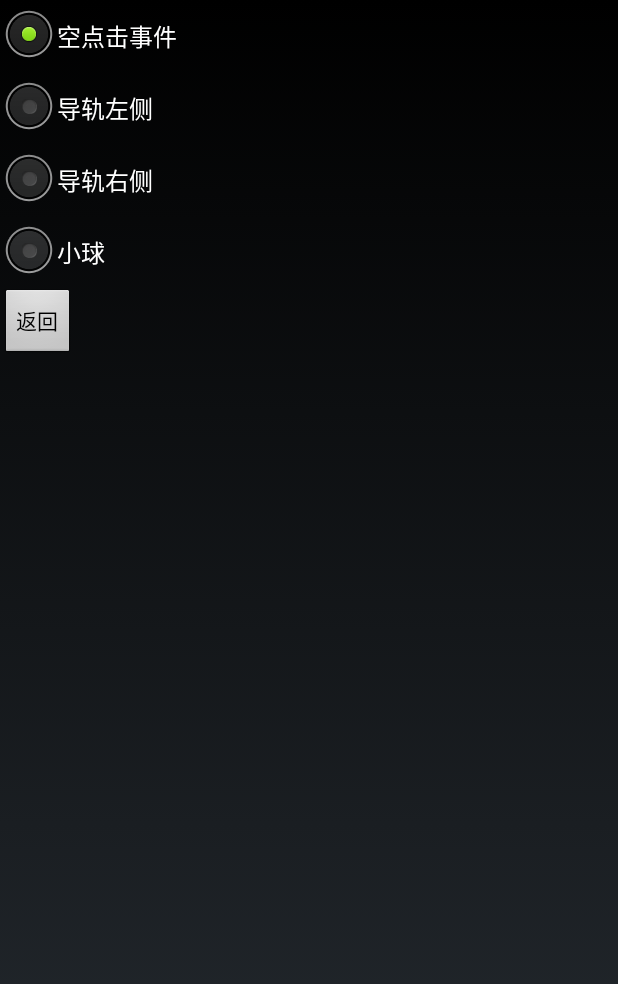
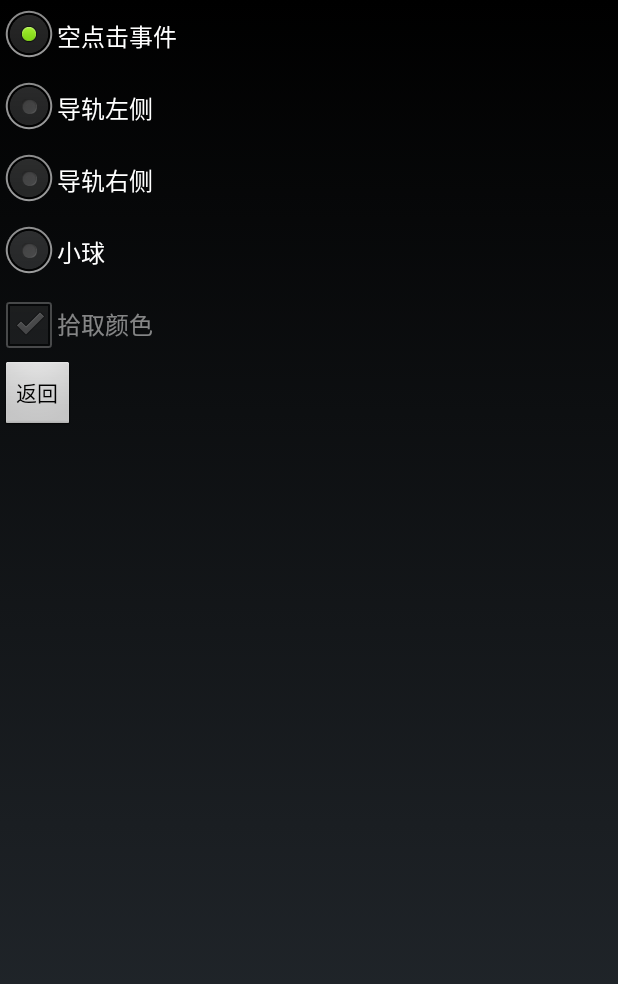
Before and after one commit to zsyh/BallTracking, an Android app: the layout setrange.xml on its own in the app's theme, with its tools: preview values and no code run, on a phone screen of 412 x 824 dp. Shown: the top 984 px of the screen. Run offline under Robolectric (Android 15) with nearby library versions, the phone set to English and light mode, and no system bars.

Commit message:
三个框全部框定以后,可以设置成只改变选框位置而不拾取新颜色

```diff
--- a/app/src/main/res/layout/setrange.xml
+++ b/app/src/main/res/layout/setrange.xml
@@ -32,10 +32,20 @@
             android:layout_height="wrap_content"
             android:text="小球" />
     </RadioGroup>
+
+
+    <CheckBox
+        android:id="@+id/checkBoxPickColor"
+        android:layout_width="wrap_content"
+        android:layout_height="wrap_content"
+        android:text="拾取颜色"
+        android:enabled="false"
+        android:checked="true"/>
     <Button
         android:id="@+id/buttonSetRangeReturn"
         android:layout_width="wrap_content"
         android:layout_height="wrap_content"
         android:text="返回" />
 
+
 </LinearLayout>
```
Also changed, not shown: app/src/main/java/com/zaizai1/balltracking/MainActivity.java (+49 -12 lines).
